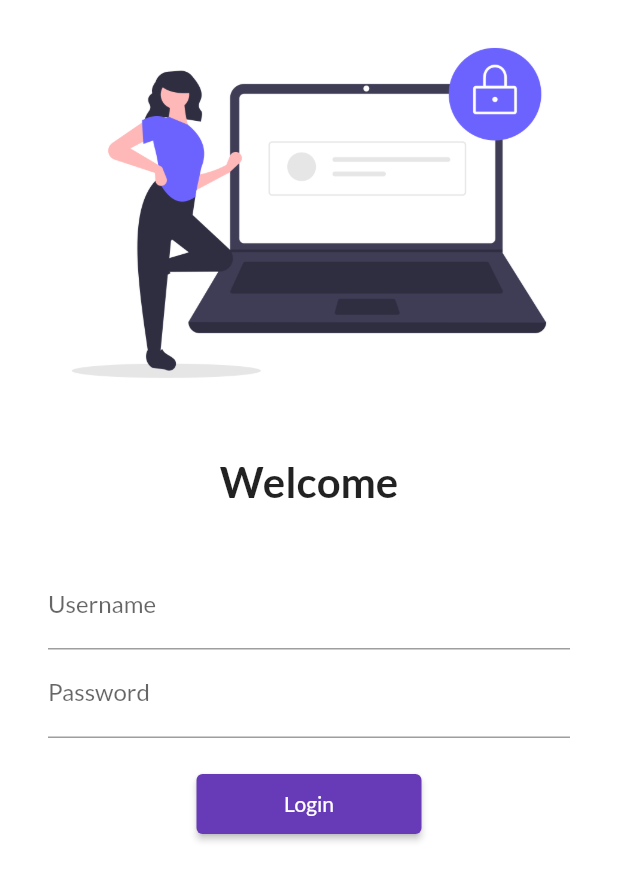
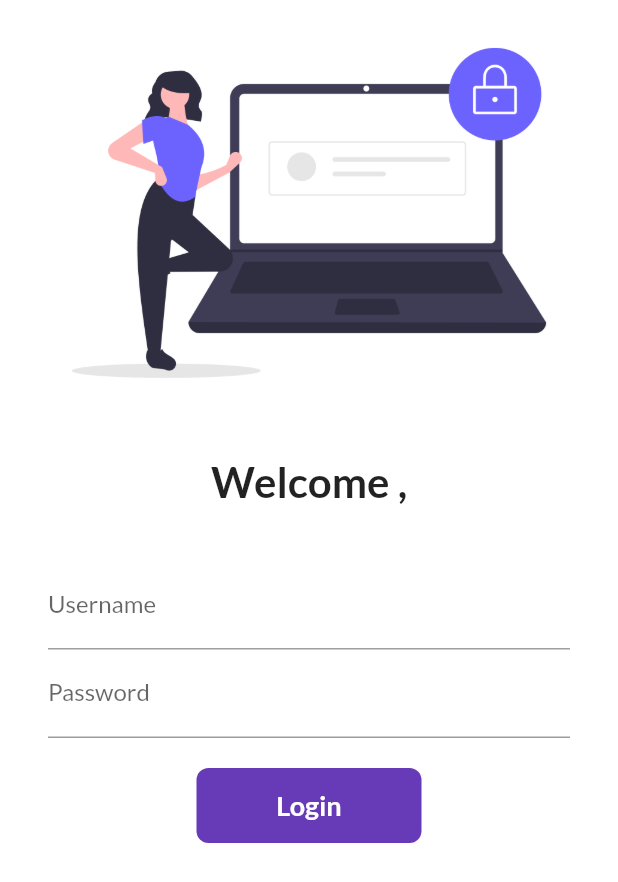
Before and after one commit to Gourav-Gadia/30DaysOfFlutter, a Flutter app: the screen it shows after launch, on a phone screen of 412 x 824 dp. Shown: the top 882 px of the screen. Run offline on Flutter 3.47's test engine with Material 2 defaults, Android fonts, the phone set to English and light mode, and no system bars; our stand-ins replace google_fonts.

Commit message:
"Day5 Completed"

```diff
--- a/lib/pages/login_page.dart
+++ b/lib/pages/login_page.dart
@@ -1,7 +1,14 @@
 import 'package:ecommerence_app_design/utils/routes.dart';
 import 'package:flutter/material.dart';
 
-class LoginPage extends StatelessWidget {
+class LoginPage extends StatefulWidget {
+  @override
+  _LoginPageState createState() => _LoginPageState();
+}
+
+class _LoginPageState extends State<LoginPage> {
+  String name = "";
+  bool changeButton = false;
   @override
   Widget build(BuildContext context) {
     return Material(
@@ -17,7 +24,7 @@
               height: 20.0,
             ),
             Text(
-              "Welcome",
+              "Welcome $name,",
               style: TextStyle(
                 fontSize: 28,
                 fontWeight: FontWeight.bold,
@@ -38,6 +45,10 @@
                       hintText: "Enter Username",
                       labelText: "Username",
                     ),
+                    onChanged: (value) {
+                      name = value;
+                      setState(() {});
+                    },
                   ),
                   TextFormField(
                     obscureText: true,
@@ -49,15 +60,43 @@
                   SizedBox(
                     height: 20.0,
                   ),
-                  ElevatedButton(
-                    child: Text("Login"),
-                    style: TextButton.styleFrom(
-                      minimumSize: Size(150, 40),
-                    ),
-                    onPressed: () {
+                  InkWell(
+                    onTap: () async {
+                      setState(() {
+                        changeButton = true;
+                      });
+                      await Future.delayed(Duration(seconds: 1));
                       Navigator.pushNamed(context, MyRoutes.homeRoute);
                     },
+                    child: AnimatedContainer(
+                      duration: Duration(seconds: 1),
+                      width: changeButton ? 50 : 150,
+                      height: 50,
+                      alignment: Alignment.center,
+                      child: changeButton
+                          ? Icon(
+                              Icons.done,
+                              color: Colors.white,
+                            )
+                          : Text(
+                              "Login",
+                              style: TextStyle(color: Colors.white, fontWeight: FontWeight.bold, fontSize: 18),
+                            ),
+                      decoration: BoxDecoration(
+                          color: Colors.deepPurple,
+                          // shape: changeButton ? BoxShape.circle : BoxShape.rectangle,
+                          borderRadius: BorderRadius.circular(changeButton ? 50 : 8)),
+                    ),
                   ),
+                  // ElevatedButton(
+                  //   child: Text("Login"),
+                  //   style: TextButton.styleFrom(
+                  //     minimumSize: Size(150, 40),
+                  //   ),
+                  //   onPressed: () {
+                  //     Navigator.pushNamed(context, MyRoutes.homeRoute);
+                  //   },
+                  // ),
                 ],
               ),
             ),
```
